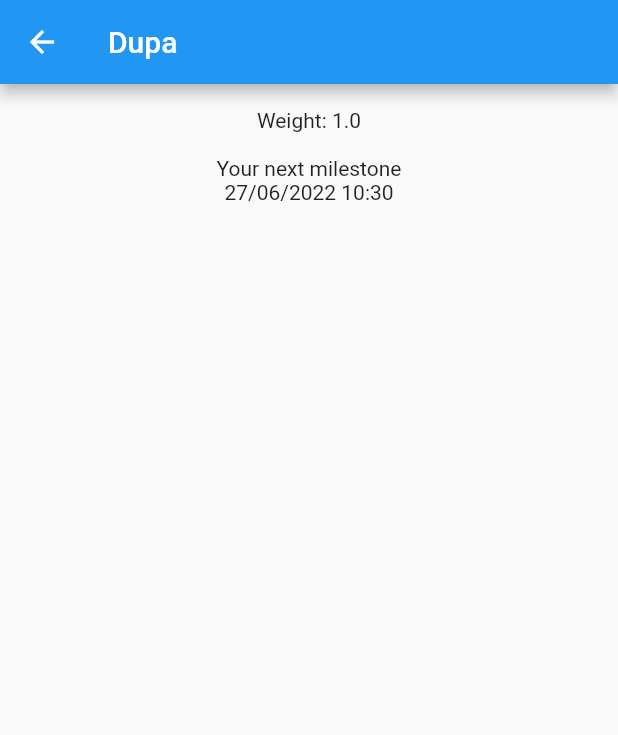
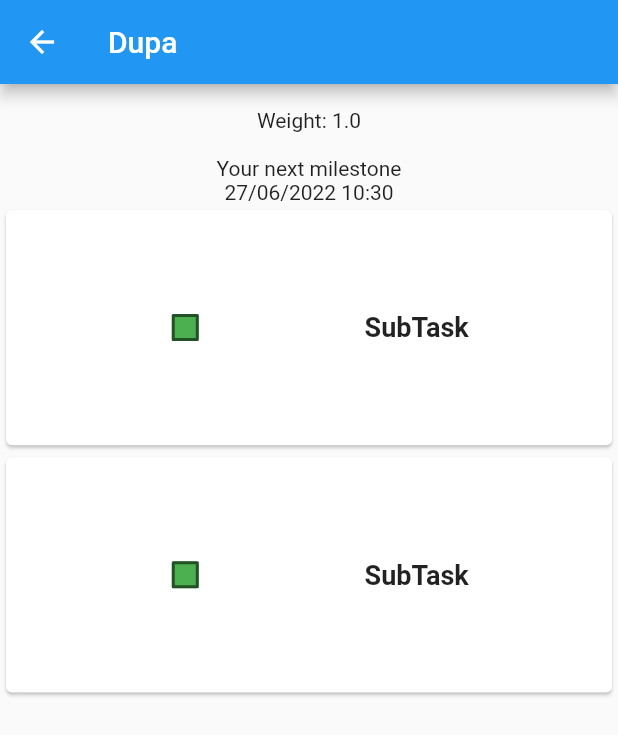
Before and after one commit to ArturNiklewicz/todoFlutterApp, a Flutter app: the screen it shows after launch, after a tap on an icon or button, on a phone screen of 412 x 824 dp. Shown: the top 735 px of the screen. Run offline on Flutter 3.47's test engine with Material 2 defaults, Android fonts, the phone set to English and light mode, and no system bars.

Commit message:
SubTaskList inside SubTaskScreen - draft version

```diff
--- a/lib/models/subtask.dart
+++ b/lib/models/subtask.dart
@@ -1,9 +1,12 @@
 class SubTask {
-  String name;
+  String title;
   String description;
+  bool mandatory;
+  bool status;
 
-  SubTask({
-    required this.name,
-    required this.description,
-  });
+  SubTask(
+      {required this.title,
+      required this.description,
+      required this.mandatory,
+      required this.status});
 }
--- a/lib/ui/screens/subtask_screen.dart
+++ b/lib/ui/screens/subtask_screen.dart
@@ -2,9 +2,23 @@ import 'package:flutter/material.dart';
 import 'package:intl/intl.dart';
 import 'package:todo_app/models/subtask.dart';
 import 'package:todo_app/models/todo.dart';
+import 'package:todo_app/ui/widgets/sub_task_list.dart';
+import 'package:todo_app/ui/widgets/task_list.dart';
 
 class SubTaskScreen extends StatelessWidget {
   final Todo todo;
+  static List<SubTask> todoSubTasks = [
+    SubTask(
+        title: 'SubTask',
+        description: 'description',
+        mandatory: true,
+        status: false),
+    SubTask(
+        title: 'SubTask',
+        description: 'description',
+        mandatory: true,
+        status: false)
+  ];
   const SubTaskScreen({Key? key, required this.todo}) : super(key: key);
 
   @override
@@ -13,17 +27,15 @@ class SubTaskScreen extends StatelessWidget {
       appBar: AppBar(
         title: Text(todo.title),
       ),
-      body: Center(
-        child: Column(
-            mainAxisAlignment: MainAxisAlignment.start,
-            children: <Widget>[
-              Text("\nWeight: " + todo.weight.toStringAsPrecision(2) + "\n"),
-              Text(
-                'Your next milestone',
-              ),
-              Text(DateFormat('dd/MM/yyyy H:m').format(todo.deadline))
-            ]),
-      ),
+      body:
+          Column(mainAxisAlignment: MainAxisAlignment.start, children: <Widget>[
+        Text("\nWeight: " + todo.weight.toStringAsPrecision(2) + "\n"),
+        Text(
+          'Your next milestone',
+        ),
+        Text(DateFormat('dd/MM/yyyy H:m').format(todo.deadline)),
+        SubTaskList(todoSubTasks),
+      ]),
     );
   }
 }
--- /dev/null
+++ b/lib/ui/widgets/sub_task_list.dart
@@ -0,0 +1,94 @@
+import 'dart:core';
+import 'package:flutter/material.dart';
+import 'package:todo_app/models/subtask.dart';
+
+class SubTaskList extends StatelessWidget {
+  // Creating variables
+  List<SubTask>? subTasks;
+  // Initialization of variables
+  SubTaskList(this.subTasks, {Key? key}) : super(key: key);
+
+  @override
+  Widget build(BuildContext context) {
+    return Center(
+        child: subTasks == null
+            // Display when 0 tasks
+            ? Text(
+                'You have not added any tasks yet 😔😪',
+              )
+            // Display the tasks
+            : ListView.builder(
+                shrinkWrap: true,
+                itemCount: subTasks!.length,
+                itemBuilder: (context, index) {
+                  return SubTaskCard(
+                    subTask: subTasks![index],
+                  );
+                  // return TaskCard();
+                },
+                // In this example, each String is on its own l
+              ));
+  }
+}
+
+class SubTaskCard extends StatefulWidget {
+  // Creating variables
+  SubTask subTask;
+  // Variable initialization
+  SubTaskCard({Key? key, required this.subTask}) : super(key: key);
+
+  @override
+  State<SubTaskCard> createState() => _SubTaskCardState();
+}
+
+class _SubTaskCardState extends State<SubTaskCard> {
+  @override
+  Widget build(BuildContext context) {
+    // Creating variables holding screen's size for the tasks' size
+    var screenHeight = MediaQuery.of(context).size.height;
+    var screenWidth = MediaQuery.of(context).size.width;
+
+    // Color switching for Checkboxes
+    Color getColor(Set<MaterialState> states) {
+      const Set<MaterialState> interactiveStates = <MaterialState>{
+        MaterialState.pressed,
+        MaterialState.hovered,
+        MaterialState.focused,
+      };
+      if (states.any(interactiveStates.contains)) {
+        return Colors.blue;
+      }
+      return Colors.green;
+    }
+
+    // Building the TaskCard
+    return SizedBox(
+      height: screenHeight / 5, // Five tasks is the optimal number of tasks
+      width: screenWidth,
+      child: Card(
+        child: Row(mainAxisAlignment: MainAxisAlignment.spaceEvenly, children: [
+          Checkbox(
+              checkColor: Colors.white,
+              fillColor: MaterialStateProperty.resolveWith(getColor),
+              value: widget.subTask.status,
+              onChanged: (bool? value) {
+                setState(() {
+                  widget.subTask.status = value!;
+                });
+              }),
+          Column(
+            mainAxisAlignment: MainAxisAlignment.spaceEvenly,
+            children: [
+              FittedBox(
+                child: Text(widget.subTask.title,
+                    style:
+                        TextStyle(fontWeight: FontWeight.bold, fontSize: 18)),
+              ),
+            ],
+          )
+        ]),
+      ),
+      // Navigaiton to the SubTaskScreen
+    );
+  }
+}
--- a/lib/ui/widgets/task_list.dart
+++ b/lib/ui/widgets/task_list.dart
@@ -2,7 +2,6 @@ import 'dart:core';
 import 'package:flutter/material.dart';
 import 'package:intl/intl.dart';
 import 'package:todo_app/models/todo.dart';
-import 'package:todo_app/ui/screens/todos_screen.dart';
 import 'package:todo_app/ui/screens/subtask_screen.dart';
 
 class TaskList extends StatelessWidget {
```
